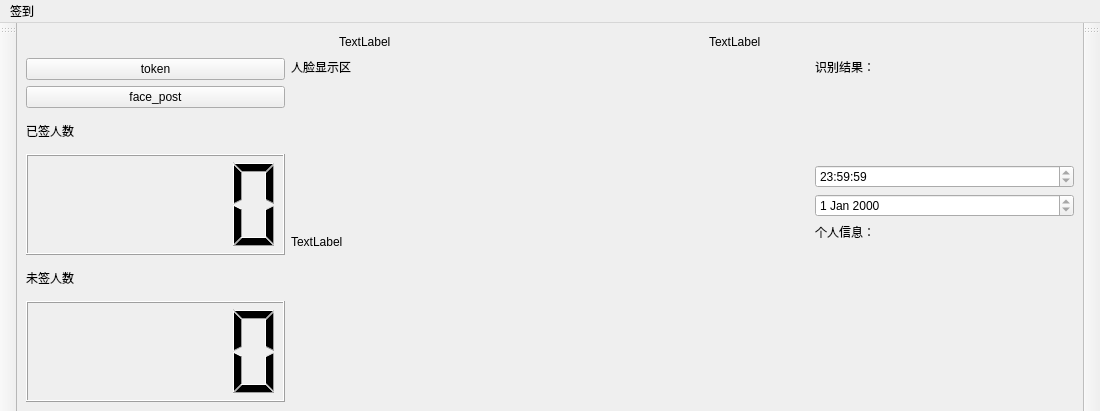
This is code/Mainwindows.ui in HeJayce/Face_Recognition as Qt 5 draws it before an edit. The edited form follows.
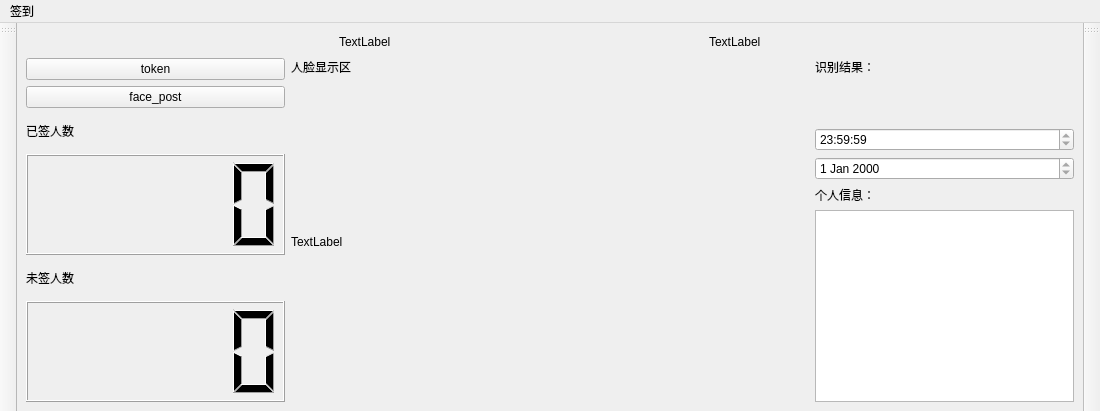
This is the edited form.

What changed in the file:
```diff
--- a/code/Mainwindows.ui
+++ b/code/Mainwindows.ui
@@ -137,7 +137,7 @@
        </layout>
       </item>
       <item>
-       <layout class="QVBoxLayout" name="verticalLayout_3" stretch="0,1,0,0,0,2">
+       <layout class="QVBoxLayout" name="verticalLayout_3" stretch="0,1,0,0,0,0">
         <item>
          <widget class="QLabel" name="label_5">
           <property name="text">
@@ -187,11 +187,7 @@
          </widget>
         </item>
         <item>
-         <widget class="QLabel" name="label_8">
-          <property name="text">
-           <string/>
-          </property>
-         </widget>
+         <widget class="QPlainTextEdit" name="plainTextEdit_2"/>
         </item>
        </layout>
       </item>
```
